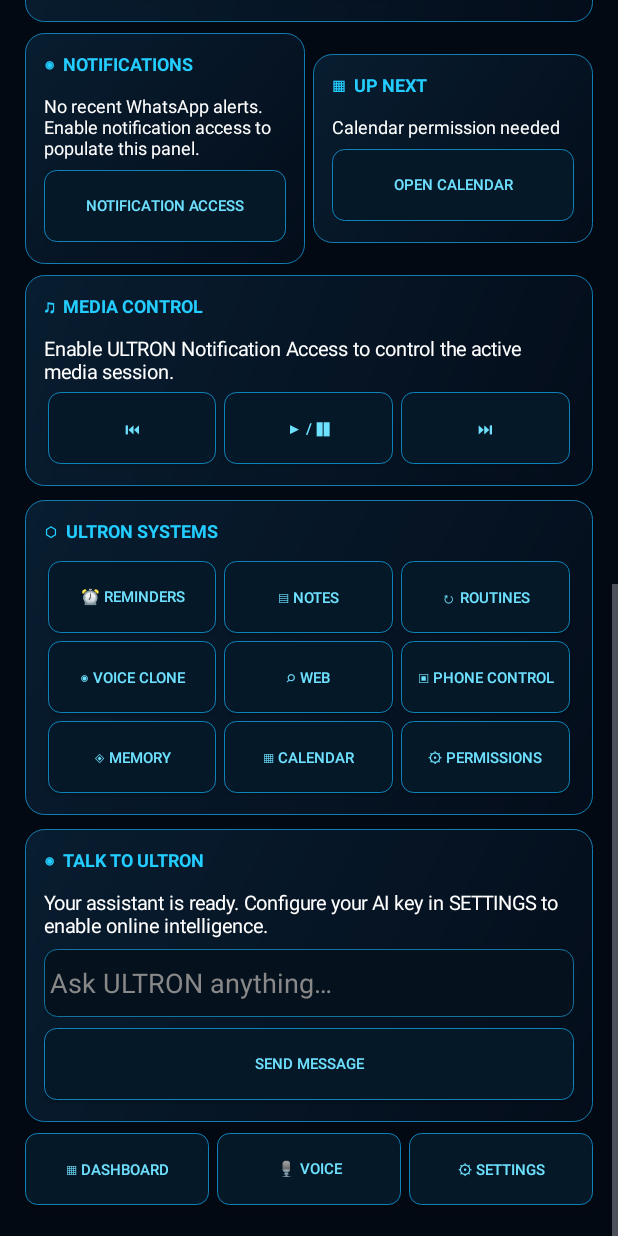
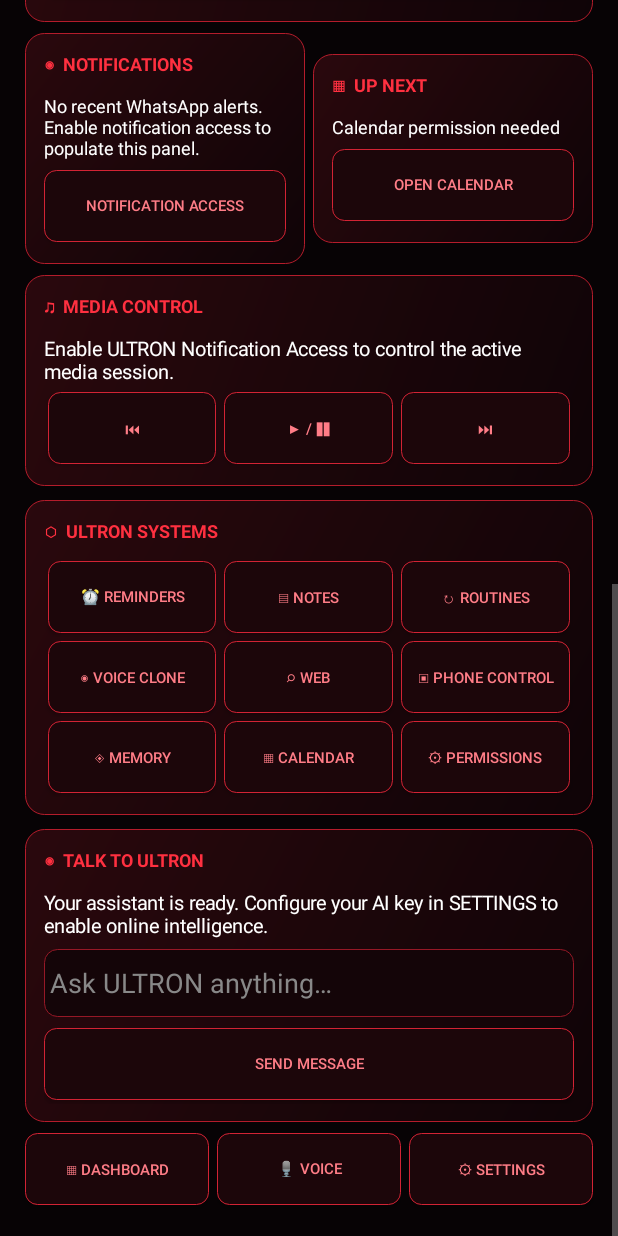
Before and after one commit to shmuelp08-ui/Ultron, an Android app: the screen it shows after launch (MainActivity), scrolled down 737 dp, on a phone screen of 412 x 824 dp. Run offline under Robolectric (Android 15) with nearby library versions, the phone set to English and light mode, and no system bars.

Commit message:
Switch ULTRON interface from blue to black and red

```diff
--- a/app/src/main/java/com/ultron/assistant/MainActivity.kt
+++ b/app/src/main/java/com/ultron/assistant/MainActivity.kt
@@ -44,10 +44,10 @@ import java.util.Locale
 import kotlin.math.max
 
 class MainActivity : Activity() {
-    private val cyan = Color.rgb(36, 205, 255)
-    private val cyanSoft = Color.rgb(110, 225, 255)
-    private val bg = Color.rgb(3, 9, 19)
-    private val panel = Color.rgb(7, 22, 38)
+    private val cyan = Color.rgb(255, 48, 64)
+    private val cyanSoft = Color.rgb(255, 125, 135)
+    private val bg = Color.rgb(7, 3, 5)
+    private val panel = Color.rgb(24, 7, 10)
     private val handler = Handler(Looper.getMainLooper())
     private lateinit var root: LinearLayout
     private lateinit var clockText: TextView
@@ -757,9 +757,9 @@ class MainActivity : Activity() {
     private fun panelCard(): LinearLayout = LinearLayout(this).apply {
         orientation = LinearLayout.VERTICAL
         setPadding(dp(13), dp(12), dp(13), dp(12))
-        background = GradientDrawable(GradientDrawable.Orientation.TL_BR, intArrayOf(Color.rgb(8, 29, 48), Color.rgb(4, 13, 26))).apply {
+        background = GradientDrawable(GradientDrawable.Orientation.TL_BR, intArrayOf(Color.rgb(42, 8, 13), Color.rgb(15, 4, 7))).apply {
             cornerRadius = dp(13).toFloat()
-            setStroke(dp(1), Color.rgb(18, 125, 177))
+            setStroke(dp(1), Color.rgb(180, 28, 43))
         }
         layoutParams = LinearLayout.LayoutParams(ViewGroup.LayoutParams.MATCH_PARENT, ViewGroup.LayoutParams.WRAP_CONTENT).apply {
             setMargins(dp(3), dp(5), dp(3), dp(5))
@@ -767,7 +767,7 @@ class MainActivity : Activity() {
     }
 
     private fun panelDrawable() = GradientDrawable().apply {
-        setColor(Color.rgb(5, 17, 29)); cornerRadius = dp(9).toFloat(); setStroke(dp(1), Color.rgb(20, 116, 160))
+        setColor(Color.rgb(20, 5, 8)); cornerRadius = dp(9).toFloat(); setStroke(dp(1), Color.rgb(150, 24, 38))
     }
     private fun sectionTitle(value: String) = text(value, 12f, cyan, true).apply { setPadding(0, 0, 0, dp(9)) }
     private fun text(value: String, size: Float, color: Int, bold: Boolean = false) = TextView(this).apply {
@@ -780,7 +780,7 @@ class MainActivity : Activity() {
     private fun buttonParams() = LinearLayout.LayoutParams(ViewGroup.LayoutParams.MATCH_PARENT, ViewGroup.LayoutParams.WRAP_CONTENT).apply { setMargins(0, dp(5), 0, dp(3)) }
     private fun actionButton(label: String, action: () -> Unit) = Button(this).apply {
         text = label; textSize = 10f; setTextColor(cyanSoft); isAllCaps = false
-        background = GradientDrawable().apply { setColor(Color.rgb(5, 24, 40)); cornerRadius = dp(8).toFloat(); setStroke(dp(1), Color.rgb(15, 130, 184)) }
+        background = GradientDrawable().apply { setColor(Color.rgb(28, 6, 10)); cornerRadius = dp(8).toFloat(); setStroke(dp(1), Color.rgb(210, 35, 52)) }
         setPadding(dp(5), dp(7), dp(5), dp(7)); setOnClickListener { action() }
     }
     private fun dp(value: Int) = (value * resources.displayMetrics.density).toInt()
@@ -806,7 +806,7 @@ class MainActivity : Activity() {
 
         init {
             setLayerType(View.LAYER_TYPE_SOFTWARE, null)
-            contentDescription = "Animated blue holographic ULTRON AI core"
+            contentDescription = "Animated red holographic ULTRON AI core"
         }
 
         override fun onDraw(canvas: Canvas) {
@@ -816,17 +816,17 @@ class MainActivity : Activity() {
             val radius = max(1f, width.coerceAtMost(height) * .31f)
             val pulse = 0.94f + 0.06f * kotlin.math.sin(Math.toRadians(phase.toDouble())).toFloat()
 
-            // Soft blue aura and bright glass-like center.
+            // Soft red aura and bright glass-like center.
             paint.style = Paint.Style.FILL
             paint.shader = android.graphics.RadialGradient(
                 cx, cy, radius * 1.75f,
-                intArrayOf(Color.argb(105, 0, 185, 255), Color.argb(35, 0, 105, 255), Color.TRANSPARENT),
+                intArrayOf(Color.argb(115, 255, 24, 48), Color.argb(45, 150, 0, 20), Color.TRANSPARENT),
                 floatArrayOf(0f, .55f, 1f), android.graphics.Shader.TileMode.CLAMP
             )
             canvas.drawCircle(cx, cy, radius * 1.75f, paint)
             paint.shader = null
 
-            paint.color = Color.argb(90, 0, 185, 255)
+            paint.color = Color.argb(100, 230, 15, 38)
             paint.maskFilter = android.graphics.BlurMaskFilter(radius * .24f, android.graphics.BlurMaskFilter.Blur.NORMAL)
             canvas.drawCircle(cx, cy, radius * .82f * pulse, paint)
             paint.maskFilter = null
@@ -834,10 +834,10 @@ class MainActivity : Activity() {
             // Layered rotating orbital rings.
             paint.style = Paint.Style.STROKE
             paint.strokeCap = Paint.Cap.ROUND
-            paint.color = Color.argb(220, 75, 220, 255)
+            paint.color = Color.argb(235, 255, 65, 80)
             paint.strokeWidth = 1.5f
             canvas.drawCircle(cx, cy, radius * pulse, paint)
-            paint.color = Color.argb(150, 25, 150, 255)
+            paint.color = Color.argb(175, 190, 20, 42)
             paint.strokeWidth = 2.2f
             canvas.save()
             canvas.rotate(phase, cx, cy)
@@ -845,7 +845,7 @@ class MainActivity : Activity() {
             canvas.restore()
             canvas.save()
             canvas.rotate(-phase * .72f, cx, cy)
-            paint.color = Color.argb(190, 65, 205, 255)
+            paint.color = Color.argb(210, 255, 45, 65)
             paint.strokeWidth = 1.4f
             canvas.drawOval(cx - radius * .5f, cy - radius * 1.3f, cx + radius * .5f, cy + radius * 1.3f, paint)
             canvas.restore()
@@ -854,7 +854,7 @@ class MainActivity : Activity() {
             paint.style = Paint.Style.FILL
             paint.shader = android.graphics.RadialGradient(
                 cx - radius * .2f, cy - radius * .22f, radius * 1.05f,
-                intArrayOf(Color.WHITE, Color.rgb(125, 235, 255), Color.rgb(0, 135, 255), Color.argb(210, 0, 35, 125)),
+                intArrayOf(Color.WHITE, Color.rgb(255, 165, 170), Color.rgb(255, 35, 55), Color.argb(220, 90, 0, 15)),
                 floatArrayOf(0f, .16f, .62f, 1f), android.graphics.Shader.TileMode.CLAMP
             )
             canvas.drawCircle(cx, cy, radius * .72f * pulse, paint)
```
